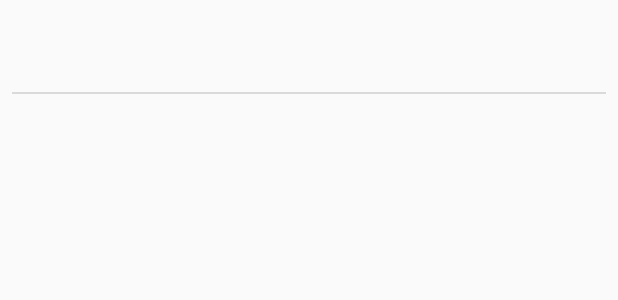
After one commit to xuefanghu/SmartWeather, an Android app: the layout list_item.xml on its own in the app's theme, with its tools: preview values and no code run, on a phone screen of 412 x 824 dp. The commit adds this screen. Shown: the top 300 px of the screen. Run offline under Robolectric (Android 15) with nearby library versions, the phone set to English and light mode, and no system bars.

Commit message:
replace TextView by RecyclerView
This is part one of the changes in order to display weather icons on the page. The previous TextView can show text only thus we need to replace it with RecyclerView first. Will add the icons etc. into the UI in a separate PR later.

```diff
--- a/app/build.gradle
+++ b/app/build.gradle
@@ -22,6 +22,7 @@ android {
 dependencies {
     implementation fileTree(dir: 'libs', include: ['*.jar'])
     implementation 'androidx.appcompat:appcompat:1.1.0'
+    implementation 'androidx.recyclerview:recyclerview:1.0.0'
     implementation 'androidx.constraintlayout:constraintlayout:1.1.3'
     testImplementation 'junit:junit:4.12'
     androidTestImplementation 'androidx.test.ext:junit:1.1.1'
--- /dev/null
+++ b/app/src/main/res/layout/list_item.xml
@@ -0,0 +1,21 @@
+<?xml version="1.0" encoding="utf-8"?>
+<LinearLayout xmlns:android="http://schemas.android.com/apk/res/android"
+    android:layout_width="match_parent"
+    android:layout_height="wrap_content"
+    android:orientation="vertical">
+
+    <TextView
+        android:id="@+id/sw_weather_data"
+        style="@style/TextAppearance.AppCompat.Large"
+        android:layout_width="wrap_content"
+        android:layout_height="wrap_content"
+        android:padding="16dp"/>
+
+    <View
+        android:layout_width="match_parent"
+        android:layout_height="1dp"
+        android:background="#dadada"
+        android:layout_marginLeft="8dp"
+        android:layout_marginRight="8dp" />
+
+</LinearLayout>
```
Also changed, not shown: app/src/main/java/com/groupproject/smartweather/ListItemAdapter.java (added, +73 -0 lines), app/src/main/java/com/groupproject/smartweather/MainActivity.java (+28 -9 lines), app/src/main/res/layout/activity_main.xml (+3 -10 lines).
